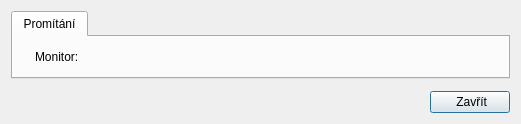
This is src/gui/settingsdialog.ui in CZDanol/StrawLumen as Qt 5 draws it before an edit. The edited form follows.
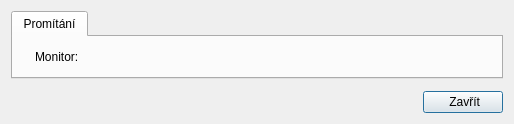
This is the edited form. Icons and pictures are not drawn. Custom widgets are drawn as their Qt base class.

Diff of the .ui file:
```diff
--- a/src/gui/settingsdialog.ui
+++ b/src/gui/settingsdialog.ui
@@ -6,7 +6,7 @@
    <rect>
     <x>0</x>
     <y>0</y>
-    <width>521</width>
+    <width>514</width>
     <height>124</height>
    </rect>
   </property>
```
Left out of the diff: 2 changed lines with no effect on the pictures.
